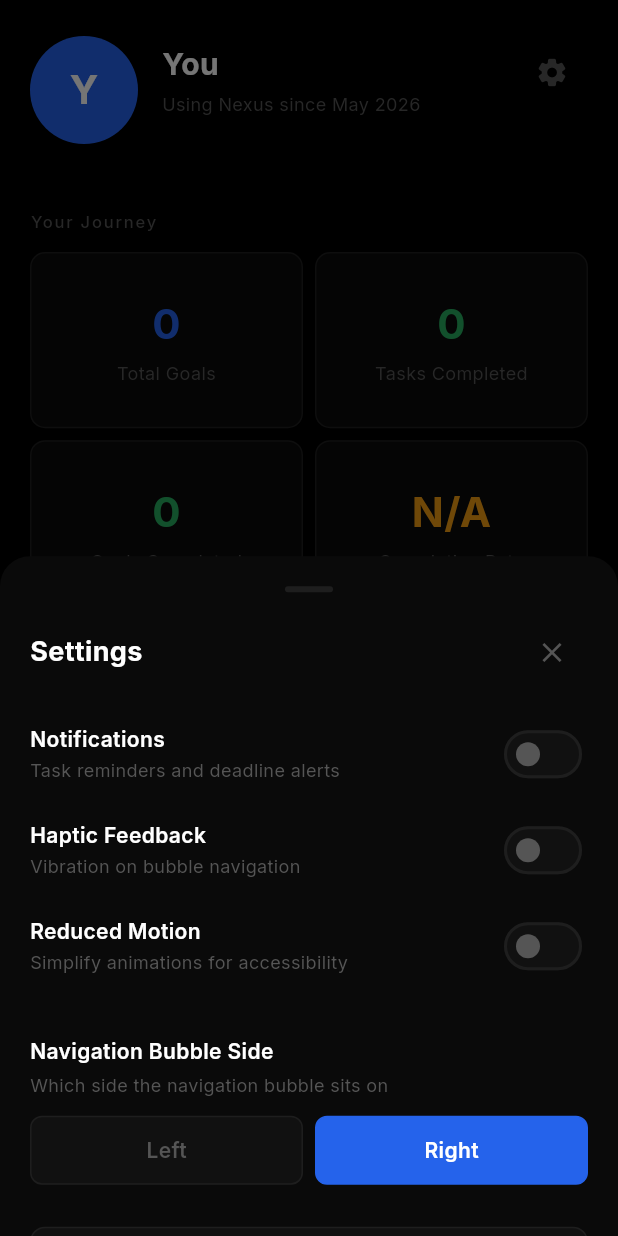
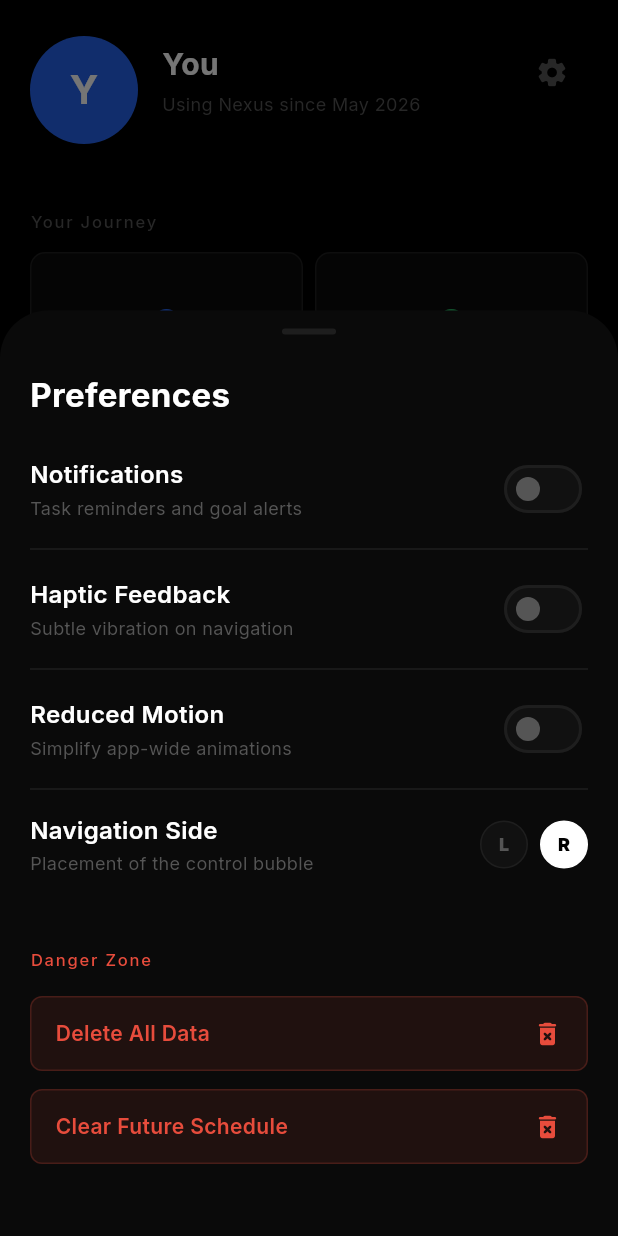
Before and after one commit to callme-ADHI/Nexus, a Flutter app: the ProfilePage screen opened directly, after a tap on the "settings" icon, on a phone screen of 412 x 824 dp. Run offline on Flutter 3.47's test engine with Material 3 defaults, Android fonts, the light colour scheme and no system bars; our stand-ins replace drift, drift_flutter, fl_chart, flutter_local_notifications, flutter_riverpod, flutter_timezone and 4 more; missing offline and left inert: home_widget; accounts and stored records are empty; generated files the repository leaves out were written again.

Commit message:
feat: stabilize notifications and refine settings page
- Added missing Android notification receivers
- Fixed notification scheduling logic and reduced window to 7 days
- Redesigned Settings Page with formal UI and async state fixes
- Added 'Delete All Data' and 'Clear Future Schedule' tools

```diff
--- a/lib/core/database/app_database.dart
+++ b/lib/core/database/app_database.dart
@@ -315,6 +315,22 @@ class AppDatabase extends _$AppDatabase {
     });
   }
 
+  Future<void> clearAllData() async {
+    await transaction(() async {
+      await delete(taskCompletions).go();
+      await delete(tasks).go();
+      await delete(goalDependencies).go();
+      await delete(goals).go();
+    });
+  }
+
+  Future<void> clearFutureData() async {
+    final todayMidnight = _todayMidnightMs();
+    await (delete(taskCompletions)
+          ..where((t) => t.scheduledDate.isBiggerThanValue(todayMidnight)))
+        .go();
+  }
+
   // ── HELPERS ───────────────────────────────────────────────────────────────
 
   int _todayMidnightMs() {
--- a/lib/core/services/notification_service.dart
+++ b/lib/core/services/notification_service.dart
@@ -118,7 +118,8 @@ class NotificationService {
     }
 
     final now   = tz.TZDateTime.now(tz.local);
-    final end   = now.add(const Duration(days: 30));
+    // Reduced to 7 days to stay within Android's 500-alarm limit
+    final end   = now.add(const Duration(days: 7));
     final tasks = await db.getAllTasks();
     final goals = await db.getAllGoals();
     final goalMap = {for (final g in goals) g.id: g};
@@ -241,6 +242,7 @@ class NotificationService {
       switch (task.schedule) {
         case 'daily':
           include = true;
+          break;
         case 'weekly':
           final on = task.scheduleOn?.toLowerCase() ?? '';
           final dayNames = ['monday','tuesday','wednesday','thursday','friday','saturday','sunday'];
@@ -248,9 +250,11 @@ class NotificationService {
           if (dayIdx >= 0) {
             include = cursor.weekday - 1 == dayIdx;
           }
+          break;
         case 'monthly':
           final dom = int.tryParse(task.scheduleOn ?? '') ?? 0;
           include = dom > 0 && cursor.day == dom;
+          break;
         case 'specific_date':
           // handled elsewhere
           break;
@@ -323,6 +327,22 @@ class NotificationService {
     }
   }
 
+  static Future<void> showTestNotification() async {
+    const details = NotificationDetails(
+      android: AndroidNotificationDetails(
+        'daily_morning', 'Test Notification',
+        importance: Importance.high,
+        priority: Priority.high,
+      ),
+      iOS: DarwinNotificationDetails(
+        presentAlert: true,
+        presentBadge: true,
+        presentSound: true,
+      ),
+    );
+    await _plugin.show(999, 'Nexus Test', 'Your notifications are working perfectly!', details);
+  }
+
   static Future<void> _createChannels() async {
     final android = _plugin.resolvePlatformSpecificImplementation<
         AndroidFlutterLocalNotificationsPlugin>();
--- a/lib/features/profile/profile_page.dart
+++ b/lib/features/profile/profile_page.dart
@@ -1,6 +1,7 @@
 import 'dart:io';
 import 'package:drift/drift.dart' show Value;
 import 'package:flutter/material.dart';
+import 'package:flutter/services.dart';
 import 'package:flutter_riverpod/flutter_riverpod.dart';
 import 'package:path_provider/path_provider.dart';
 import 'package:share_plus/share_plus.dart';
@@ -8,6 +9,7 @@ import 'package:share_plus/share_plus.dart';
 import '../../core/database/app_database.dart';
 import '../../core/providers/providers.dart';
 import '../../shared/theme/app_theme.dart';
+import '../../core/services/notification_service.dart';
 import '../yaml_import/yaml_import_page.dart';
 import '../yaml_prompt/yaml_prompt_page.dart';
 
@@ -164,6 +166,28 @@ class _ProfilePageState extends ConsumerState<ProfilePage> {
                               : 'Calculating...',
                           showChevron: false,
                         ),
+                        const SizedBox(height: AppSpacing.lg),
+                        Text('Troubleshooting', style: AppTypography.sectionHeader),
+                        const SizedBox(height: AppSpacing.md),
+                        _DataTile(
+                          icon: Icons.notification_important_rounded,
+                          label: 'Test Notification',
+                          subtitle: 'Fire an immediate notification to check setup',
+                          onTap: () => NotificationService.showTestNotification(),
+                        ),
+                        _DataTile(
+                          icon: Icons.settings_suggest_rounded,
+                          label: 'Fix Permissions',
+                          subtitle: 'Request notification and exact alarm permissions',
+                          onTap: () async {
+                             await NotificationService.requestPermissions();
+                             if (context.mounted) {
+                               ScaffoldMessenger.of(context).showSnackBar(
+                                 const SnackBar(content: Text('Permissions requested. Please allow if prompted.')),
+                               );
+                             }
+                          },
+                        ),
                       ],
                     ),
                   ),
@@ -181,9 +205,8 @@ class _ProfilePageState extends ConsumerState<ProfilePage> {
   void _openSettings(BuildContext context, WidgetRef ref, UserProfile? p) {
     showModalBottomSheet(
       context: context,
-      backgroundColor: AppColors.surface,
+      backgroundColor: Colors.transparent,
       isScrollControlled: true,
-      shape: const RoundedRectangleBorder(borderRadius: AppRadius.sheet),
       builder: (_) => _SettingsSheet(profile: p, ref: ref),
     );
   }
@@ -544,15 +567,12 @@ class _SettingsSheet extends ConsumerWidget {
     final reducedMotion = profile?.reducedMotion == 1;
     final bubbleSide = profile?.bubbleSide ?? 'right';
 
-    return DraggableScrollableSheet(
-      expand: false,
-      initialChildSize: 0.55,
-      minChildSize: 0.35,
-      maxChildSize: 0.85,
-      builder: (ctx, scrollCtrl) => SingleChildScrollView(
-        controller: scrollCtrl,
-        child: Padding(
-          padding: const EdgeInsets.all(AppSpacing.xl),
+    return Container(
+      decoration: const BoxDecoration(
+        color: AppColors.surface,
+        borderRadius: BorderRadius.vertical(top: Radius.circular(32)),
+      ),
+      padding: const EdgeInsets.fromLTRB(AppSpacing.xl, 12, AppSpacing.xl, 48),
       child: Column(
         mainAxisSize: MainAxisSize.min,
         crossAxisAlignment: CrossAxisAlignment.start,
@@ -560,118 +580,93 @@ class _SettingsSheet extends ConsumerWidget {
           // Handle
           Center(
             child: Container(
-                  width: 32,
+              width: 36,
               height: 4,
-                  margin: const EdgeInsets.only(bottom: 16),
               decoration: BoxDecoration(
                 color: AppColors.border,
-                    borderRadius: AppRadius.chip,
+                borderRadius: BorderRadius.circular(2),
               ),
             ),
           ),
-              Row(
-                mainAxisAlignment: MainAxisAlignment.spaceBetween,
+          const SizedBox(height: 24),
+          Text('Preferences', style: AppTypography.pageTitle.copyWith(fontSize: 22)),
+          const SizedBox(height: 24),
+
+          _SettingRow(
+            label: 'Notifications',
+            description: 'Task reminders and goal alerts',
+            trailing: Switch(
+              value: notifsOn,
+              onChanged: (v) => _update(ref, notifsEnabled: v),
+            ),
+          ),
+          const Divider(color: AppColors.border, height: 32),
+          _SettingRow(
+            label: 'Haptic Feedback',
+            description: 'Subtle vibration on navigation',
+            trailing: Switch(
+              value: hapticsOn,
+              onChanged: (v) => _update(ref, hapticsEnabled: v),
+            ),
+          ),
+          const Divider(color: AppColors.border, height: 32),
+          _SettingRow(
+            label: 'Reduced Motion',
+            description: 'Simplify app-wide animations',
+            trailing: Switch(
+              value: reducedMotion,
+              onChanged: (v) => _update(ref, reducedMotion: v),
+            ),
+          ),
+          const Divider(color: AppColors.border, height: 32),
+
+          _SettingRow(
+            label: 'Navigation Side',
+            description: 'Placement of the control bubble',
+            trailing: Row(
+              mainAxisSize: MainAxisSize.min,
               children: [
-                  Text('Settings',
-                      style: AppTypography.pageTitle
-                          .copyWith(fontSize: 18)),
-                  IconButton(
-                    icon: const Icon(Icons.close,
-                        color: AppColors.textSecondary),
-                    onPressed: () => Navigator.pop(ctx),
-                    padding: EdgeInsets.zero,
+                _MiniToggle(
+                  label: 'L',
+                  selected: bubbleSide == 'left',
+                  onTap: () => _update(ref, bubbleSide: 'left'),
+                ),
+                const SizedBox(width: 8),
+                _MiniToggle(
+                  label: 'R',
+                  selected: bubbleSide == 'right',
+                  onTap: () => _update(ref, bubbleSide: 'right'),
                 ),
               ],
             ),
-              const SizedBox(height: 20),
-
-              _SettingToggle(
-                label: 'Notifications',
-                description: 'Task reminders and deadline alerts',
-                value: notifsOn,
-                onChanged: (v) => _update(ref, notifsEnabled: v),
-              ),
-              _SettingToggle(
-                label: 'Haptic Feedback',
-                description: 'Vibration on bubble navigation',
-                value: hapticsOn,
-                onChanged: (v) => _update(ref, hapticsEnabled: v),
-              ),
-              _SettingToggle(
-                label: 'Reduced Motion',
-                description: 'Simplify animations for accessibility',
-                value: reducedMotion,
-                onChanged: (v) => _update(ref, reducedMotion: v),
           ),
 
-              const SizedBox(height: 20),
+          const SizedBox(height: 48),
+          Text('Danger Zone', style: AppTypography.sectionHeader.copyWith(color: AppColors.error)),
+          const SizedBox(height: 16),
 
-              // Bubble side
-              Text('Navigation Bubble Side',
-                  style: AppTypography.cardTitle),
-              const SizedBox(height: 4),
-              Text('Which side the navigation bubble sits on',
-                  style: AppTypography.caption),
+          _DangerButton(
+            label: 'Delete All Data',
+            onTap: () => _confirmDelete(context, ref, 'ALL', () => ref.read(databaseProvider).clearAllData()),
+          ),
           const SizedBox(height: 12),
-              Row(
-                children: [
-                  Expanded(
-                    child: _SegmentButton(
-                      label: 'Left',
-                      selected: bubbleSide == 'left',
-                      onTap: () => _update(ref, bubbleSide: 'left'),
-                    ),
-                  ),
-                  const SizedBox(width: 8),
-                  Expanded(
-                    child: _SegmentButton(
-                      label: 'Right',
-                      selected: bubbleSide == 'right',
-                      onTap: () => _update(ref, bubbleSide: 'right'),
-                    ),
+          _DangerButton(
+            label: 'Clear Future Schedule',
+            onTap: () => _confirmDelete(context, ref, 'FUTURE', () => ref.read(databaseProvider).clearFutureData()),
           ),
         ],
-              ),
-
-              const SizedBox(height: 28),
-
-              // About
-              Container(
-                width: double.infinity,
-                padding: const EdgeInsets.all(AppSpacing.md),
-                decoration: BoxDecoration(
-                  color: AppColors.surfaceAlt,
-                  borderRadius: AppRadius.card,
-                  border: Border.all(color: AppColors.border),
-                ),
-                child: Column(
-                  children: [
-                    Text('Nexus v1.0.0',
-                        style: AppTypography.caption
-                            .copyWith(color: AppColors.textSecondary)),
-                    const SizedBox(height: 2),
-                    Text('Built with Flutter',
-                        style: AppTypography.caption
-                            .copyWith(color: AppColors.textSecondary)),
-                  ],
-                ),
-              ),
-              const SizedBox(height: 20),
-            ],
-          ),
-        ),
       ),
     );
   }
 
-  void _update(
+  Future<void> _update(
     WidgetRef ref, {
     bool? notifsEnabled,
     bool? hapticsEnabled,
     bool? reducedMotion,
     String? bubbleSide,
-  }) {
-    ref.read(databaseProvider).updateProfile(UserProfilesCompanion(
+  }) async {
+    await ref.read(databaseProvider).updateProfile(UserProfilesCompanion(
       notifsEnabled: notifsEnabled != null
           ? Value(notifsEnabled ? 1 : 0)
           : const Value.absent(),
@@ -686,70 +681,130 @@ class _SettingsSheet extends ConsumerWidget {
     ));
     ref.invalidate(profileProvider);
   }
+
+  void _confirmDelete(BuildContext context, WidgetRef ref, String type, Future<void> Function() action) {
+    showDialog(
+      context: context,
+      builder: (ctx) => AlertDialog(
+        backgroundColor: AppColors.surface,
+        title: Text('Confirm Deletion', style: AppTypography.cardTitle),
+        content: Text(
+          type == 'ALL'
+            ? 'This will permanently erase all your goals, tasks, and progress. This cannot be undone.'
+            : 'This will clear all future task completions. You will need to regenerate your schedule.',
+          style: AppTypography.body,
+        ),
+        actions: [
+          TextButton(onPressed: () => Navigator.pop(ctx), child: const Text('Cancel')),
+          ElevatedButton(
+            style: ElevatedButton.styleFrom(backgroundColor: AppColors.error),
+            onPressed: () async {
+              await action();
+              ref.invalidate(allGoalsProvider);
+              ref.invalidate(allTasksProvider);
+              ref.invalidate(todayCompletionsProvider);
+              if (ctx.mounted) Navigator.pop(ctx);
+              if (context.mounted) {
+                ScaffoldMessenger.of(context).showSnackBar(
+                  const SnackBar(content: Text('Data cleared successfully.')),
+                );
+              }
+            },
+            child: const Text('Confirm', style: TextStyle(color: Colors.white)),
+          ),
+        ],
+      ),
+    );
+  }
 }
 
-class _SettingToggle extends StatelessWidget {
+class _SettingRow extends StatelessWidget {
   final String label;
   final String description;
-  final bool value;
-  final ValueChanged<bool> onChanged;
-  const _SettingToggle({
-    required this.label,
-    required this.description,
-    required this.value,
-    required this.onChanged,
-  });
+  final Widget trailing;
+
+  const _SettingRow({required this.label, required this.description, required this.trailing});
 
   @override
-  Widget build(BuildContext context) => Padding(
-        padding: const EdgeInsets.only(bottom: 16),
-        child: Row(
-          crossAxisAlignment: CrossAxisAlignment.center,
+  Widget build(BuildContext context) {
+    return Row(
       children: [
         Expanded(
           child: Column(
             crossAxisAlignment: CrossAxisAlignment.start,
             children: [
-                  Text(label, style: AppTypography.cardTitle),
+              Text(label, style: AppTypography.cardTitle.copyWith(fontSize: 16)),
               const SizedBox(height: 2),
               Text(description, style: AppTypography.caption),
             ],
           ),
         ),
-            Switch(value: value, onChanged: onChanged),
+        trailing,
       ],
-        ),
     );
   }
+}
 
-class _SegmentButton extends StatelessWidget {
+class _MiniToggle extends StatelessWidget {
   final String label;
   final bool selected;
   final VoidCallback onTap;
-  const _SegmentButton(
-      {required this.label, required this.selected, required this.onTap});
+
+  const _MiniToggle({required this.label, required this.selected, required this.onTap});
 
   @override
-  Widget build(BuildContext context) => GestureDetector(
+  Widget build(BuildContext context) {
+    return GestureDetector(
       onTap: onTap,
       child: AnimatedContainer(
-          duration: const Duration(milliseconds: 180),
-          padding: const EdgeInsets.symmetric(vertical: 12),
+        duration: const Duration(milliseconds: 200),
+        width: 32,
+        height: 32,
         alignment: Alignment.center,
         decoration: BoxDecoration(
-            color: selected ? AppColors.accentPrimary : AppColors.surfaceAlt,
-            borderRadius: AppRadius.button,
-            border: Border.all(
-              color: selected ? AppColors.accentPrimary : AppColors.border,
-            ),
+          color: selected ? Colors.white : AppColors.surfaceAlt,
+          shape: BoxShape.circle,
+          border: Border.all(color: selected ? Colors.white : AppColors.border),
         ),
         child: Text(
           label,
-            style: AppTypography.body.copyWith(
-              fontWeight: FontWeight.w600,
-              color: selected ? Colors.white : AppColors.textSecondary,
+          style: TextStyle(
+            color: selected ? Colors.black : AppColors.textSecondary,
+            fontSize: 12,
+            fontWeight: FontWeight.w900,
           ),
         ),
       ),
     );
   }
+}
+
+class _DangerButton extends StatelessWidget {
+  final String label;
+  final VoidCallback onTap;
+
+  const _DangerButton({required this.label, required this.onTap});
+
+  @override
+  Widget build(BuildContext context) {
+    return InkWell(
+      onTap: onTap,
+      borderRadius: AppRadius.button,
+      child: Container(
+        padding: const EdgeInsets.symmetric(vertical: 14, horizontal: 16),
+        decoration: BoxDecoration(
+          color: AppColors.error.withValues(alpha: 0.1),
+          borderRadius: AppRadius.button,
+          border: Border.all(color: AppColors.error.withValues(alpha: 0.2)),
+        ),
+        child: Row(
+          mainAxisAlignment: MainAxisAlignment.spaceBetween,
+          children: [
+            Text(label, style: AppTypography.body.copyWith(color: AppColors.error, fontWeight: FontWeight.w600)),
+            Icon(Icons.delete_forever_rounded, color: AppColors.error, size: 20),
+          ],
+        ),
+      ),
+    );
+  }
+}
```
Also changed, not shown: 1 other file. Lines whose indentation alone changed are shown as unchanged.
